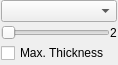
Old version of the form starviewer/src/core/qthickslabwidgetbase.ui in the repository starviewer-medical/starviewer.
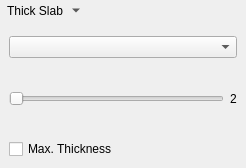
New version of the form. Icons and pictures are not drawn.

Commit message:
ENH: Redesign the thick slab UI.
It has now become a tool button with menu, so that it takes up less toolbar space and it can have a bigger slider. Thick slab is now enabled and disabled by clicking the button instead of selecting a value in the combobox.

```diff
--- a/starviewer/src/core/qthickslabwidgetbase.ui
+++ b/starviewer/src/core/qthickslabwidgetbase.ui
@@ -6,57 +6,69 @@
    <rect>
     <x>0</x>
     <y>0</y>
-    <width>106</width>
-    <height>65</height>
+    <width>246</width>
+    <height>168</height>
    </rect>
   </property>
   <property name="windowTitle">
    <string>Form</string>
   </property>
-  <layout class="QGridLayout" name="gridLayout">
+  <layout class="QVBoxLayout" name="verticalLayout_2">
    <property name="leftMargin">
-    <number>1</number>
+    <number>0</number>
    </property>
    <property name="topMargin">
     <number>0</number>
    </property>
    <property name="rightMargin">
-    <number>1</number>
+    <number>0</number>
    </property>
    <property name="bottomMargin">
     <number>0</number>
    </property>
-   <property name="horizontalSpacing">
-    <number>0</number>
-   </property>
-   <property name="verticalSpacing">
-    <number>3</number>
-   </property>
-   <item row="0" column="0" colspan="2">
-    <widget class="QComboBox" name="m_projectionModeComboBox">
-     <property name="sizePolicy">
-      <sizepolicy hsizetype="Minimum" vsizetype="Fixed">
-       <horstretch>0</horstretch>
-       <verstretch>0</verstretch>
-      </sizepolicy>
+   <item>
+    <widget class="QToolButton" name="m_toolButton">
+     <property name="text">
+      <string>Thick Slab</string>
+     </property>
+     <property name="icon">
+      <iconset resource="../main/main.qrc">
+       <normaloff>:/images/icons/thick-slab.svg</normaloff>:/images/icons/thick-slab.svg</iconset>
+     </property>
+     <property name="iconSize">
+      <size>
+       <width>32</width>
+       <height>32</height>
+      </size>
      </property>
-     <property name="sizeAdjustPolicy">
-      <enum>QComboBox::AdjustToContents</enum>
+     <property name="checkable">
+      <bool>true</bool>
+     </property>
+     <property name="popupMode">
+      <enum>QToolButton::MenuButtonPopup</enum>
+     </property>
+     <property name="toolButtonStyle">
+      <enum>Qt::ToolButtonTextUnderIcon</enum>
+     </property>
+     <property name="autoRaise">
+      <bool>true</bool>
      </property>
     </widget>
    </item>
-   <item row="1" column="0">
+   <item>
+    <widget class="QWidget" name="m_menuWidget" native="true">
+     <layout class="QVBoxLayout" name="verticalLayout">
+      <item>
+       <widget class="QComboBox" name="m_projectionModeComboBox"/>
+      </item>
+      <item>
+       <layout class="QHBoxLayout" name="horizontalLayout">
+        <item>
     <widget class="QSlider" name="m_slabThicknessSlider">
-     <property name="sizePolicy">
-      <sizepolicy hsizetype="Minimum" vsizetype="Fixed">
-       <horstretch>0</horstretch>
-       <verstretch>0</verstretch>
-      </sizepolicy>
-     </property>
-     <property name="maximumSize">
+          <property name="minimumSize">
       <size>
-       <width>500</width>
-       <height>16777215</height>
+            <width>200</width>
+            <height>0</height>
       </size>
      </property>
      <property name="minimum">
@@ -71,31 +83,18 @@
      <property name="orientation">
       <enum>Qt::Horizontal</enum>
      </property>
-     <property name="tickPosition">
-      <enum>QSlider::NoTicks</enum>
-     </property>
-     <property name="tickInterval">
-      <number>0</number>
-     </property>
-    </widget>
-   </item>
-   <item row="1" column="1">
+         </widget>
+        </item>
+        <item>
     <widget class="QLabel" name="m_slabThicknessLabel">
-     <property name="sizePolicy">
-      <sizepolicy hsizetype="Minimum" vsizetype="Preferred">
-       <horstretch>0</horstretch>
-       <verstretch>0</verstretch>
-      </sizepolicy>
-     </property>
      <property name="text">
       <string>2</string>
      </property>
-     <property name="alignment">
-      <set>Qt::AlignCenter</set>
-     </property>
-    </widget>
-   </item>
-   <item row="2" column="0">
+         </widget>
+        </item>
+       </layout>
+      </item>
+      <item>
     <widget class="QCheckBox" name="m_maximumThicknessCheckBox">
      <property name="text">
       <string>Max. Thickness</string>
@@ -104,6 +103,12 @@
    </item>
   </layout>
  </widget>
- <resources/>
+   </item>
+  </layout>
+ </widget>
+ <resources>
+  <include location="../main/main.qrc"/>
+  <include location="../main/main.qrc"/>
+ </resources>
  <connections/>
 </ui>
```
Lines whose indentation alone changed are shown as unchanged. The commit also changes 5 other files.
